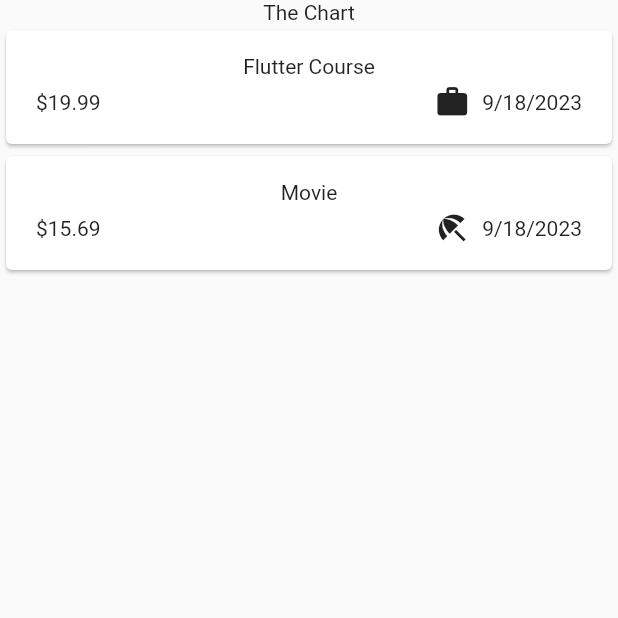
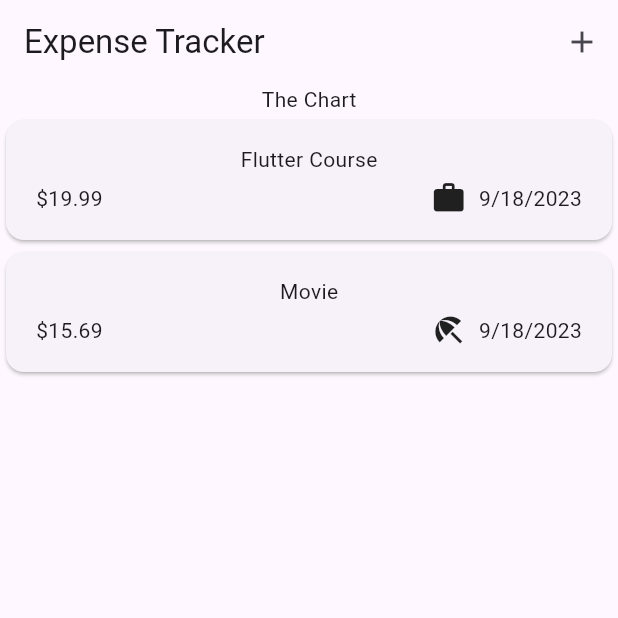
Before and after one commit to mjr2595/flutter-expense-tracker, a Flutter app: the screen it shows after launch, on a phone screen of 412 x 824 dp, the top half of it. Run offline on Flutter 3.47's test engine with Material 2 defaults, Android fonts, the phone set to English and light mode, and no system bars.

Commit message:
Added: AppBar, Updated: theme to material 3

```diff
--- a/lib/main.dart
+++ b/lib/main.dart
@@ -3,8 +3,9 @@ import 'package:expense_tracker/widgets/expenses.dart';
 
 void main() {
   runApp(
-    const MaterialApp(
-      home: Expenses(),
+    MaterialApp(
+      theme: ThemeData(useMaterial3: true),
+      home: const Expenses(),
     ),
   );
 }
--- a/lib/widgets/expenses.dart
+++ b/lib/widgets/expenses.dart
@@ -29,6 +29,15 @@ class _ExpenseState extends State<Expenses> {
   @override
   Widget build(BuildContext context) {
     return Scaffold(
+      appBar: AppBar(
+        title: const Text('Expense Tracker'),
+        actions: [
+          IconButton(
+            icon: const Icon(Icons.add),
+            onPressed: () {},
+          ),
+        ],
+      ),
       body: Column(children: [
         const Text('The Chart'),
         Expanded(
```
